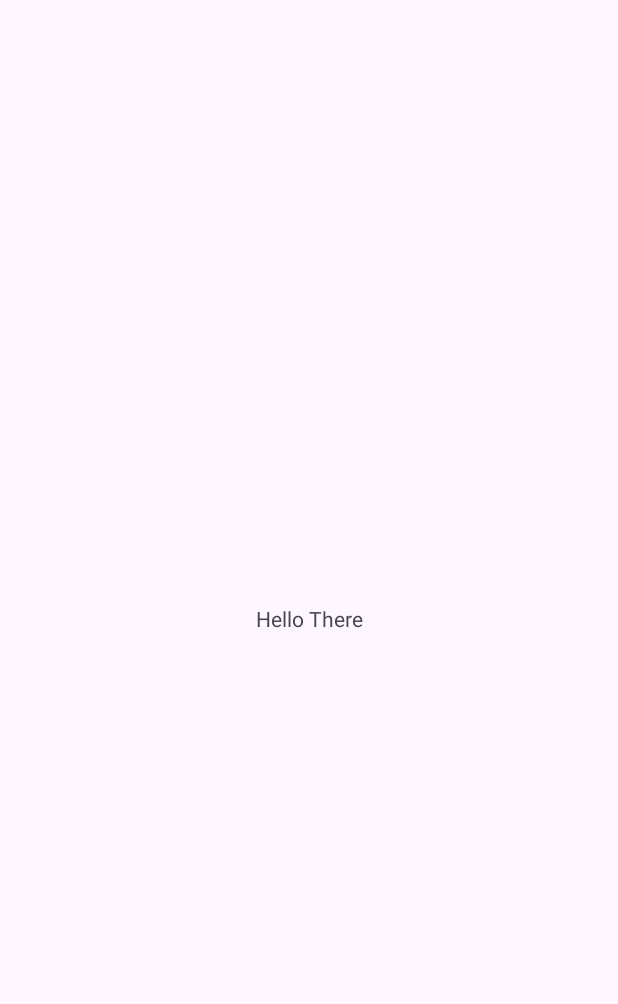
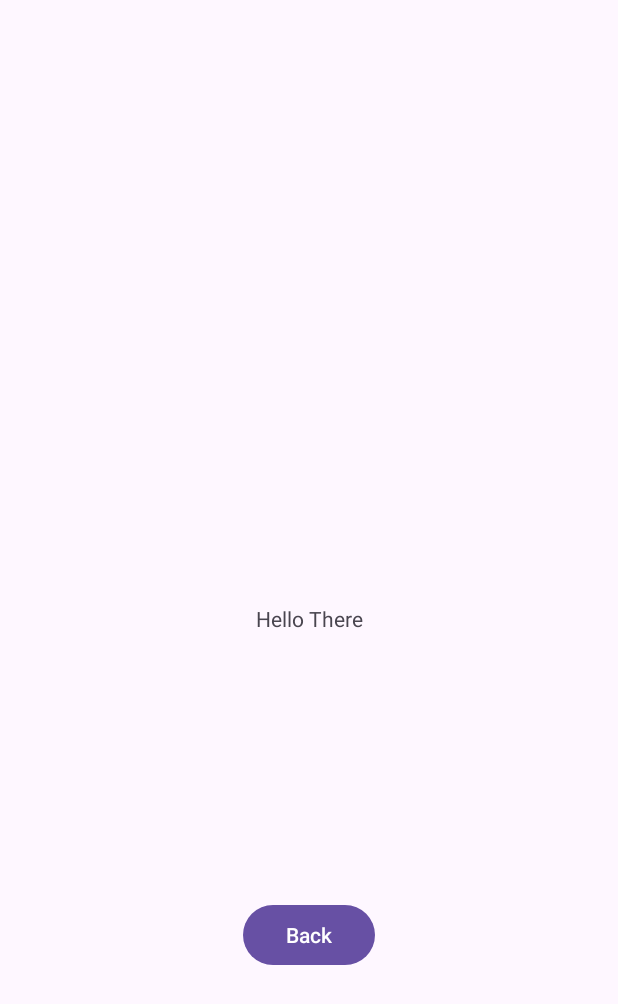
Before and after one commit to JeffyJ080/TripBudy_Mobile_Application, an Android app: the BudgetingActivity screen opened directly, with no data from a screen before it, on a phone screen of 412 x 824 dp. Before the commit the part shown is almost empty. Shown: the top 1004 px of the screen. Run offline under Robolectric (Android 15) with nearby library versions, the phone set to English and light mode, and no system bars.

Commit message:
Switching between pages completed. simple function implementation just to see if it works and how it would work.

```diff
--- a/app/src/main/java/com/example/tripbudymobileapplication/ui/BudgetingActivity.java
+++ b/app/src/main/java/com/example/tripbudymobileapplication/ui/BudgetingActivity.java
@@ -1,6 +1,8 @@
 package com.example.tripbudymobileapplication.ui;
 
+import android.content.Intent;
 import android.os.Bundle;
+import android.widget.Button;
 
 import androidx.activity.EdgeToEdge;
 import androidx.appcompat.app.AppCompatActivity;
@@ -12,6 +14,8 @@ import com.example.tripbudymobileapplication.R;
 
 public class BudgetingActivity extends AppCompatActivity {
 
+    private Button btnBack;
+
     @Override
     protected void onCreate(Bundle savedInstanceState) {
         super.onCreate(savedInstanceState);
@@ -22,5 +26,12 @@ public class BudgetingActivity extends AppCompatActivity {
             v.setPadding(systemBars.left, systemBars.top, systemBars.right, systemBars.bottom);
             return insets;
         });
+
+        btnBack = findViewById(R.id.btnBack);
+
+        btnBack.setOnClickListener(v -> {
+            Intent intent = new Intent(BudgetingActivity.this, TripPlanningActivity.class);
+            startActivity(intent);
+        });
     }
 }
--- a/app/src/main/res/layout/activity_budgeting.xml
+++ b/app/src/main/res/layout/activity_budgeting.xml
@@ -16,4 +16,14 @@
         app:layout_constraintEnd_toEndOf="parent"
         app:layout_constraintStart_toStartOf="parent"
         app:layout_constraintTop_toTopOf="parent" />
+
+    <Button
+        android:id="@+id/btnBack"
+        android:layout_width="wrap_content"
+        android:layout_height="wrap_content"
+        android:text="Back"
+        app:layout_constraintBottom_toBottomOf="parent"
+        app:layout_constraintEnd_toEndOf="parent"
+        app:layout_constraintStart_toStartOf="parent"
+        app:layout_constraintTop_toBottomOf="@+id/textView2" />
 </androidx.constraintlayout.widget.ConstraintLayout>
```
Also changed, not shown: app/src/main/java/com/example/tripbudymobileapplication/ui/TripPlanningActivity.java (+11 -0 lines).
